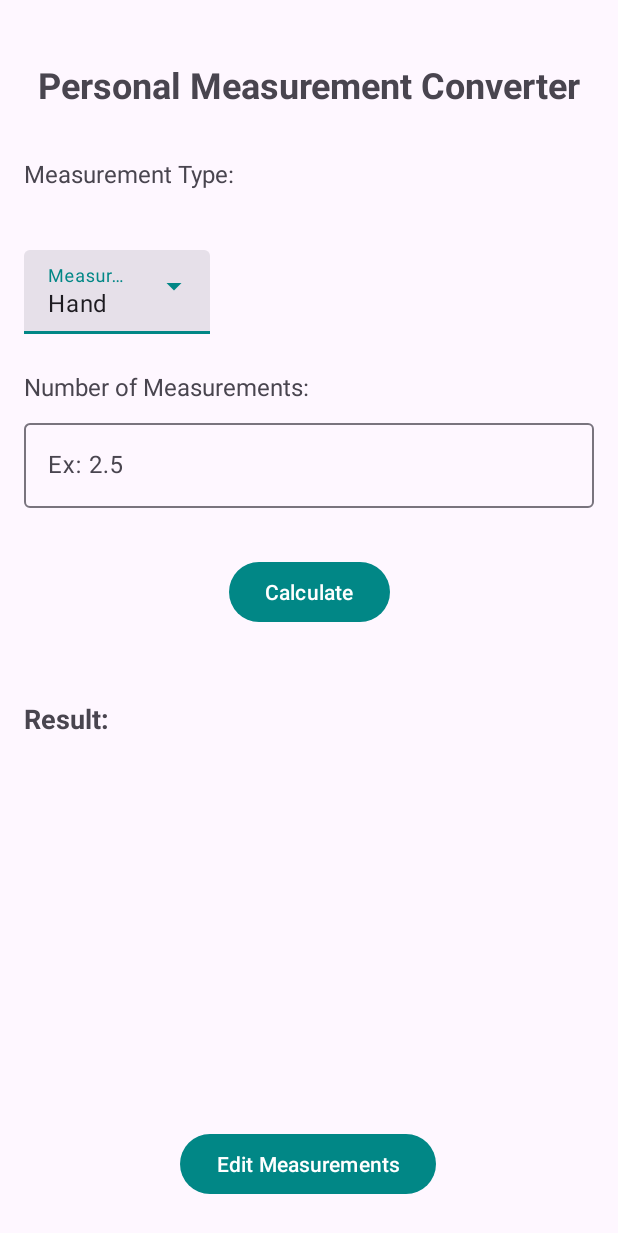
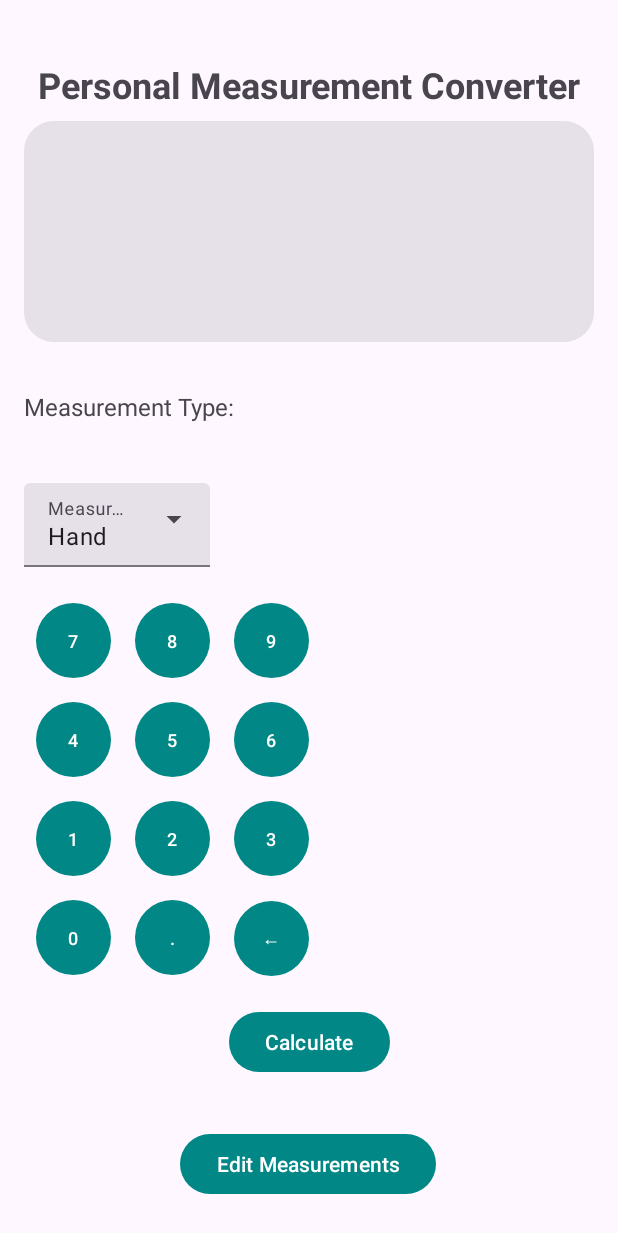
Before and after one commit to LilMbuziVert/Handy, an Android app built with Jetpack Compose: the screen it shows after launch (MainActivity), on a phone screen of 412 x 824 dp. Shown: the top 1233 px of the screen. Run offline under Robolectric (Android 15) with nearby library versions, the phone set to English and light mode, and no system bars.

Commit message:
Added numpad (not working). Made  display and input nice.

```diff
--- a/app/src/main/java/com/example/handy/MainActivity.kt
+++ b/app/src/main/java/com/example/handy/MainActivity.kt
@@ -10,6 +10,7 @@ import android.widget.ArrayAdapter
 import android.widget.Toast
 import androidx.appcompat.app.AppCompatActivity
 import com.google.android.material.textfield.MaterialAutoCompleteTextView
+import com.google.android.material.textfield.TextInputLayout
 import java.util.Locale
 
 class MainActivity : AppCompatActivity() {
@@ -68,28 +69,39 @@ class MainActivity : AppCompatActivity() {
     }
 
     private fun setupSpinners() {
+        // Set up measurement type adapter
+        val measurementAdapter = ArrayAdapter(
+            this,
+            android.R.layout.simple_dropdown_item_1line,
+            measurementTypes
+        )
 
-        // Set up measurement type dropdown
-        val measurementAdapter = ArrayAdapter(
-            this, android.R.layout.simple_dropdown_item_1line, measurementTypes
+        // Set up finger type adapter
+        val fingerAdapter = ArrayAdapter(
+            this,
+            android.R.layout.simple_dropdown_item_1line,
+            fingerTypes
         )
-        (spinnerMeasurementType as? MaterialAutoCompleteTextView)?.setAdapter(measurementAdapter)
 
-        // Setup finger type dropdown
-        val fingerAdapter = ArrayAdapter(
-            this, android.R.layout.simple_dropdown_item_1line, fingerTypes
-        )
-        (spinnerFingerType as? MaterialAutoCompleteTextView)?.setAdapter(fingerAdapter)
+        // Cast views to MaterialAutoCompleteTextView
+        val measurementDropdown = findViewById<MaterialAutoCompleteTextView>(R.id.spinnerMeasurementType)
+        val fingerDropdown = findViewById<MaterialAutoCompleteTextView>(R.id.spinnerFingerType)
+        val fingerLayout = findViewById<TextInputLayout>(R.id.textInputLayoutFingerType)
 
-        // Handle selection for measurement type
-        (spinnerMeasurementType as? MaterialAutoCompleteTextView)?.setOnItemClickListener { _, _, position, _ ->
-            spinnerFingerType.visibility = if (position == 1) View.VISIBLE else View.GONE
+        // Set adapters
+        measurementDropdown.setAdapter(measurementAdapter)
+        fingerDropdown.setAdapter(fingerAdapter)
+
+        // Handle selection logic
+        measurementDropdown.setOnItemClickListener { _, _, position, _ ->
+            fingerLayout.visibility = if (measurementTypes[position] == "Finger") View.VISIBLE else View.GONE
         }
 
-        // Set initial selection to trigger the visibility logic
-        (spinnerMeasurementType as? MaterialAutoCompleteTextView)?.setText(measurementTypes[0], false)
-        spinnerFingerType.visibility = View.GONE
+        // Set default selection and apply visibility logic accordingly
+        measurementDropdown.setText(measurementTypes[0], false)
+        fingerLayout.visibility = if (measurementTypes[0] == "Finger") View.VISIBLE else View.GONE
     }
+
 
     private fun loadMeasurements(){
         //Load saved measurements from savedPreferences
--- /dev/null
+++ b/app/src/main/res/drawable/result_box_background.xml
@@ -0,0 +1,10 @@
+<?xml version="1.0" encoding="utf-8"?>
+<shape xmlns:android="http://schemas.android.com/apk/res/android"
+    android:shape="rectangle">
+    <solid android:color="?attr/colorSurfaceContainerHighest"/> <!-- Dynamic background color -->
+    <corners
+        android:topLeftRadius="0dp"
+        android:topRightRadius="0dp"
+        android:bottomLeftRadius="20dp"
+        android:bottomRightRadius="20dp" />
+</shape>
--- a/app/src/main/res/layout/activity_main.xml
+++ b/app/src/main/res/layout/activity_main.xml
@@ -21,13 +21,58 @@
         app:layout_constraintEnd_toEndOf="parent"
         android:layout_marginTop="24dp" />
 
+    <!--Number of measurements input-->
+    <com.google.android.material.textfield.TextInputLayout
+        style="?attr/textInputFilledStyle"
+        android:id="@+id/textInputLayoutMeasurementValue"
+        android:layout_width="0dp"
+        android:layout_height="wrap_content"
+        android:layout_marginTop="8dp"
+        app:boxStrokeColor="#fff"
+        app:boxStrokeWidth="0dp"
+        app:boxStrokeWidthFocused="0dp"
+        app:boxCornerRadiusTopStart="20dp"
+        app:boxCornerRadiusTopEnd="20dp"
+        app:boxCornerRadiusBottomStart="0dp"
+        app:boxCornerRadiusBottomEnd="0dp"
+        app:layout_constraintEnd_toEndOf="parent"
+        app:layout_constraintStart_toStartOf="parent"
+        app:layout_constraintTop_toBottomOf="@id/textViewTitle">
+
+        <com.google.android.material.textfield.TextInputEditText
+            android:id="@+id/editTextMeasurementValue"
+            android:layout_width="match_parent"
+            android:layout_height="100dp"
+            android:textAppearance="@style/TextAppearance.Material3.DisplayLarge"
+            android:gravity="end"
+            android:paddingBottom="10dp"
+            android:inputType="numberDecimal" />
+    </com.google.android.material.textfield.TextInputLayout>
+
+    <!--ResultBox-->
+    <com.google.android.material.textview.MaterialTextView
+        android:id="@+id/textViewResult"
+        android:layout_width="0dp"
+        android:layout_height="wrap_content"
+        android:layout_marginTop="0dp"
+        android:background="@drawable/result_box_background"
+        android:gravity="end"
+        android:paddingStart="20dp"
+        android:paddingEnd="20dp"
+        android:paddingBottom="20dp"
+        android:textColor="?attr/colorOnSurface"
+        android:textSize="20sp"
+        app:layout_constraintEnd_toEndOf="parent"
+        app:layout_constraintStart_toStartOf="parent"
+        app:layout_constraintTop_toBottomOf="@id/textInputLayoutMeasurementValue" />
+
     <com.google.android.material.textview.MaterialTextView
         android:id="@+id/textViewMeasurementTypeLabel"
         android:layout_width="wrap_content"
         android:layout_height="wrap_content"
         android:text="@string/measurement_type"
         android:textSize="16sp"
-        app:layout_constraintTop_toBottomOf="@id/textViewTitle"
+        app:layout_constraintTop_toBottomOf="@id/textViewResult"
         app:layout_constraintStart_toStartOf="parent"
         android:layout_marginTop="32dp"/>
 
@@ -68,7 +113,8 @@
         app:layout_constraintStart_toStartOf="parent"
         app:layout_constraintEnd_toEndOf="parent"
         android:layout_marginTop="16dp"
-        android:visibility="gone">
+        android:visibility="gone"
+        style="@style/Widget.Material3.TextInputLayout.FilledBox.ExposedDropdownMenu">
 
         <com.google.android.material.textfield.MaterialAutoCompleteTextView
             android:id="@+id/spinnerFingerType"
@@ -78,73 +124,137 @@
             android:clickable="true"
             android:focusable="true"
             android:inputType="none"
-            android:visibility="gone"
             app:layout_constraintEnd_toEndOf="parent"
             app:layout_constraintStart_toStartOf="parent"
             android:textAppearance="@style/TextAppearance.Material3.BodyLarge" />
     </com.google.android.material.textfield.TextInputLayout>
 
+    <!--Numpad-->
+    <GridLayout
+        android:id="@+id/keypad"
+        android:layout_width="match_parent"
+        android:layout_height="wrap_content"
+        android:columnCount="3"
+        android:rowCount="4"
+        android:layout_marginTop="16dp"
+        android:alignmentMode="alignBounds"
+        android:columnOrderPreserved="false"
+        android:useDefaultMargins="true"
+        android:gravity="center"
+        app:layout_constraintStart_toStartOf="parent"
+        app:layout_constraintEnd_toEndOf="parent"
+        app:layout_constraintTop_toBottomOf="@id/textInputLayoutFingerType">
 
-    <com.google.android.material.textview.MaterialTextView
-        android:id="@+id/textViewValueLabel"
-        android:layout_width="wrap_content"
-        android:layout_height="wrap_content"
-        android:text="@string/number_of_measurements"
-        android:textSize="16sp"
-        app:layout_constraintTop_toBottomOf="@id/textInputLayoutFingerType"
-        app:layout_constraintStart_toStartOf="parent"
-        android:layout_marginTop="24dp" />
+        <!-- Digit buttons -->
+        <com.google.android.material.button.MaterialButton
+            android:id="@+id/btn7"
+            style="@style/CircularButton"
+            android:layout_width="50dp"
+            android:layout_height="50dp"
+            android:layout_margin="8dp"
+            android:text="7" />
 
-    <com.google.android.material.textfield.TextInputLayout
-        android:id="@+id/textInputLayoutMeasurementValue"
-        android:layout_width="0dp"
-        android:layout_height="wrap_content"
-        android:layout_marginTop="8dp"
-        android:hint="@string/measurement_example"
-        app:layout_constraintEnd_toEndOf="parent"
-        app:layout_constraintStart_toStartOf="parent"
-        app:layout_constraintTop_toBottomOf="@id/textViewValueLabel"
-        app:endIconMode="clear_text">
+        <com.google.android.material.button.MaterialButton
+            android:id="@+id/btn8"
+            style="@style/CircularButton"
+            android:layout_width="50dp"
+            android:layout_height="50dp"
+            android:layout_margin="8dp"
+            android:text="8" />
 
-        <com.google.android.material.textfield.TextInputEditText
-            android:id="@+id/editTextMeasurementValue"
-            android:layout_width="match_parent"
-            android:layout_height="wrap_content"
-            android:inputType="numberDecimal" />
-    </com.google.android.material.textfield.TextInputLayout>
+        <com.google.android.material.button.MaterialButton
+            android:id="@+id/btn9"
+            style="@style/CircularButton"
+            android:layout_width="50dp"
+            android:layout_height="50dp"
+            android:layout_margin="8dp"
+            android:text="9" />
 
+        <com.google.android.material.button.MaterialButton
+            android:id="@+id/btn4"
+            style="@style/CircularButton"
+            android:layout_width="50dp"
+            android:layout_height="50dp"
+            android:layout_margin="8dp"
+            android:text="4" />
+
+        <com.google.android.material.button.MaterialButton
+            android:id="@+id/btn5"
+            style="@style/CircularButton"
+            android:layout_width="50dp"
+            android:layout_height="50dp"
+            android:layout_margin="8dp"
+            android:text="5" />
+
+        <com.google.android.material.button.MaterialButton
+            android:id="@+id/btn6"
+            style="@style/CircularButton"
+            android:layout_width="50dp"
+            android:layout_height="50dp"
+            android:layout_margin="8dp"
+            android:text="6" />
+
+        <com.google.android.material.button.MaterialButton
+            android:id="@+id/btn1"
+            style="@style/CircularButton"
+            android:layout_width="50dp"
+            android:layout_height="50dp"
+            android:layout_margin="8dp"
+            android:text="1" />
+
+        <com.google.android.material.button.MaterialButton
+            android:id="@+id/btn2"
+            style="@style/CircularButton"
+            android:layout_width="50dp"
+            android:layout_height="50dp"
+            android:layout_margin="8dp"
+            android:text="2" />
+
+        <com.google.android.material.button.MaterialButton
+            android:id="@+id/btn3"
+            style="@style/CircularButton"
+            android:layout_width="50dp"
+            android:layout_height="50dp"
+            android:layout_margin="8dp"
+            android:text="3" />
+
+        <com.google.android.material.button.MaterialButton
+            android:id="@+id/btn0"
+            style="@style/CircularButton"
+            android:layout_width="50dp"
+            android:layout_height="50dp"
+            android:layout_margin="8dp"
+            android:text="0" />
+
+        <com.google.android.material.button.MaterialButton
+            android:id="@+id/btnDot"
+            style="@style/CircularButton"
+            android:layout_width="50dp"
+            android:layout_height="50dp"
+            android:layout_margin="8dp"
+            android:text="." />
+
+        <com.google.android.material.button.MaterialButton
+            android:id="@+id/btnBack"
+            style="@style/CircularButton"
+            android:layout_width="50dp"
+            android:layout_height="50dp"
+            android:layout_margin="8dp"
+            android:text="←" />
+    </GridLayout>
+
+    <!--Calculate button-->
     <com.google.android.material.button.MaterialButton
         android:id="@+id/buttonCalculate"
         android:layout_width="wrap_content"
         android:layout_height="wrap_content"
         android:text="@string/calculate"
-        android:layout_marginTop="32dp"
+        android:layout_marginTop="12dp"
         app:layout_constraintEnd_toEndOf="parent"
         app:layout_constraintStart_toStartOf="parent"
-        app:layout_constraintTop_toBottomOf="@id/textInputLayoutMeasurementValue" />
+        app:layout_constraintTop_toBottomOf="@id/keypad" />
 
-    <com.google.android.material.textview.MaterialTextView
-        android:id="@+id/textViewResultLabel"
-        android:layout_width="wrap_content"
-        android:layout_height="wrap_content"
-        android:layout_marginTop="48dp"
-        android:text="@string/result"
-        android:textSize="18sp"
-        android:textStyle="bold"
-        app:layout_constraintStart_toStartOf="parent"
-        app:layout_constraintTop_toBottomOf="@id/buttonCalculate" />
 
-    <com.google.android.material.textview.MaterialTextView
-        android:id="@+id/textViewResult"
-        android:layout_width="0dp"
-        android:layout_height="wrap_content"
-        android:layout_marginTop="16dp"
-        android:gravity="center"
-        android:textColor="@android:color/holo_blue_dark"
-        android:textSize="20sp"
-        app:layout_constraintEnd_toEndOf="parent"
-        app:layout_constraintStart_toStartOf="parent"
-        app:layout_constraintTop_toBottomOf="@id/textViewResultLabel" />
 
     <com.google.android.material.button.MaterialButton
         android:id="@+id/buttonSettings"
@@ -157,9 +267,4 @@
         app:layout_constraintHorizontal_bias="0.497"
         app:layout_constraintStart_toStartOf="parent" />
 
-
-
-
-
-
 </androidx.constraintlayout.widget.ConstraintLayout>
--- a/app/src/main/res/values/themes.xml
+++ b/app/src/main/res/values/themes.xml
@@ -6,5 +6,21 @@
         <item name="colorPrimaryDark">@color/black</item>
         <item name="colorAccent">@color/purple_200</item>
     </style>
+    <style name="CircularButton" parent="ThemeOverlay.Material3.Button.TonalButton">
+        <item name="shapeAppearanceOverlay">@style/ShapeAppearanceOverlay.MyApp.Button.Circle</item>
+        <item name="android:minWidth">0dp</item>
+        <item name="android:minHeight">0dp</item>
+        <item name="android:insetLeft">0dp</item>
+        <item name="android:insetRight">0dp</item>
+        <item name="android:insetTop">0dp</item>
+        <item name="android:insetBottom">0dp</item>
+        <item name="android:padding">0dp</item>
+        <item name="android:textSize">12sp</item>
+    </style>
+
+    <style name="ShapeAppearanceOverlay.MyApp.Button.Circle" parent="">
+        <item name="cornerFamily">rounded</item>
+        <item name="cornerSize">50%</item>
+    </style>
 
 </resources>
--- a/gradle.properties
+++ b/gradle.properties
@@ -6,7 +6,7 @@
 # http://www.gradle.org/docs/current/userguide/build_environment.html
 # Specifies the JVM arguments used for the daemon process.
 # The setting is particularly useful for tweaking memory settings.
-org.gradle.jvmargs=-Xmx2048m -Dfile.encoding=UTF-8
+org.gradle.jvmargs=-Xmx4g -Dfile.encoding=UTF-8
 # When configured, Gradle will run in incubating parallel mode.
 # This option should only be used with decoupled projects. For more details, visit
 # https://developer.android.com/r/tools/gradle-multi-project-decoupled-projects
```
